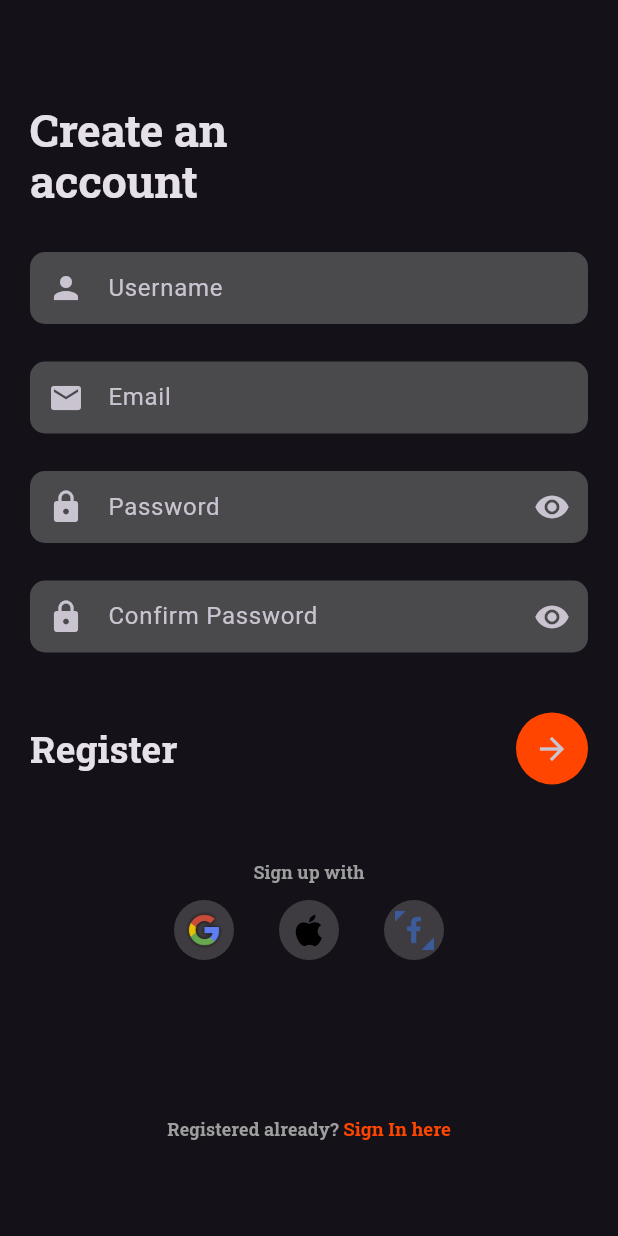
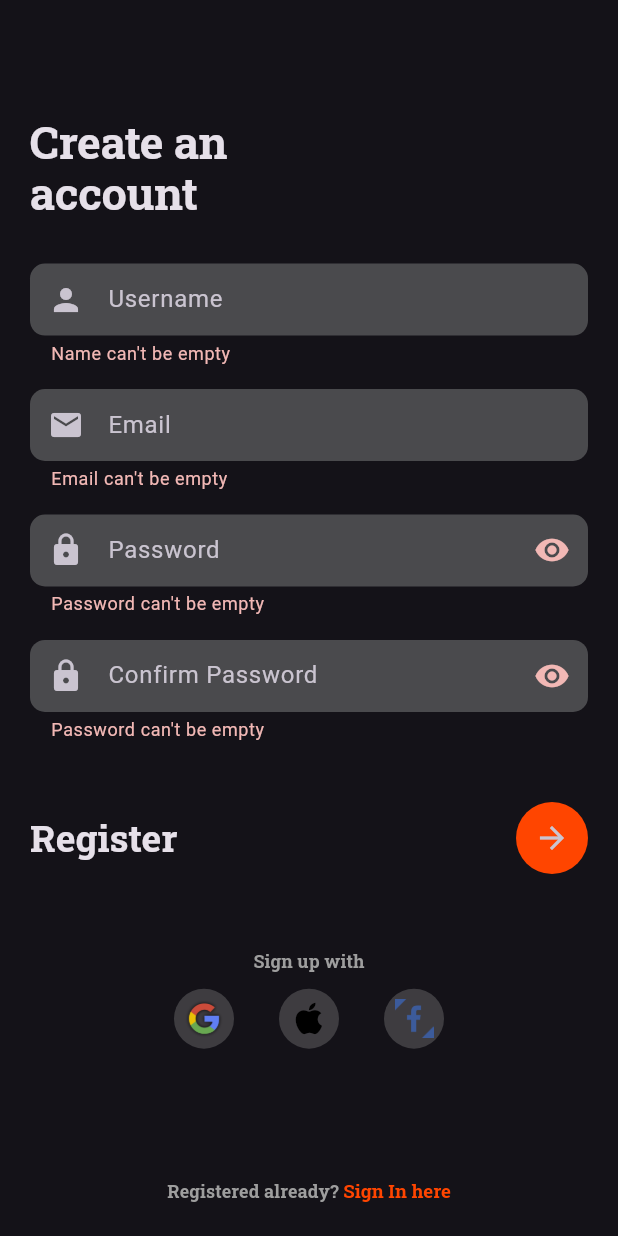
Before and after one commit to DevAdedoyin/weatherapp, a Flutter app: the RegisterScreen screen opened by its route, after a tap on the "arrow forward" icon, on a phone screen of 412 x 824 dp. Run offline on Flutter 3.47's test engine with Material 3 defaults, Android fonts, the phone set to English and light mode, and no system bars; our stand-ins replace email_validator, firebase_auth, firebase_core, flutter_dotenv, flutter_riverpod, font_awesome_flutter and 4 more; missing offline and left inert: flutter_login_facebook; accounts and stored records are empty.

Commit message:
Register function done

```diff
--- a/lib/src/features/authentication/presentation/register.dart
+++ b/lib/src/features/authentication/presentation/register.dart
@@ -24,12 +24,12 @@ class RegisterScreen extends StatelessWidget {
           child: Padding(
             padding: const EdgeInsets.all(20.0),
             child: SizedBox(
-              height: size.height * 0.9,
+              height: size.height * 0.95,
               child: Column(
                   crossAxisAlignment: CrossAxisAlignment.start,
                   mainAxisAlignment: MainAxisAlignment.start,
                   children: [
-                    verticalGap(50.0),
+                    verticalGap(size.height * 0.07),
                     Text(
                       "Create an",
                       style: textTheme.displayLarge,
@@ -40,7 +40,7 @@ class RegisterScreen extends StatelessWidget {
                     ),
                     verticalGap(30),
                     const RegisterForm(),
-                    verticalGap(50),
+                    verticalGap(size.height * 0.06),
                     SizedBox(
                       width: double.maxFinite,
                       child: Text(
--- a/lib/src/features/authentication/presentation/register_form.dart
+++ b/lib/src/features/authentication/presentation/register_form.dart
@@ -1,7 +1,9 @@
 import 'package:email_validator/email_validator.dart';
+import "package:firebase_auth/firebase_auth.dart";
 import "package:flutter/material.dart";
 import "package:weatherapp/src/common/gaps/sized_box.dart";
 import "package:weatherapp/src/constants/app_colors.dart";
+import "package:weatherapp/src/features/authentication/data/datasources/auth_datasource.dart";
 import "package:weatherapp/src/themes/custom_themes.dart";
 import "package:flutter_riverpod/flutter_riverpod.dart";
 import "package:google_fonts/google_fonts.dart";
@@ -24,7 +26,7 @@ class _RegisterFormState extends ConsumerState<RegisterForm> {
 
   @override
   Widget build(BuildContext context) {
-    // Size size = MediaQuery.of(context).size;
+    Size size = MediaQuery.of(context).size;
     final isPasswordVisible = ref.watch(iconButtonProvider);
     final isConfirmPasswordVisible = ref.watch(iconButtonProviderCP);
     TextTheme textTheme = Theme.of(context).textTheme;
@@ -46,7 +48,7 @@ class _RegisterFormState extends ConsumerState<RegisterForm> {
                     'Username', const Icon(Icons.person)),
               ),
             ),
-            verticalGap(25),
+            verticalGap(size.height * 0.019),
             SizedBox(
               child: TextFormField(
                 style: GoogleFonts.roboto(
@@ -60,7 +62,7 @@ class _RegisterFormState extends ConsumerState<RegisterForm> {
                     darkThemeInputDecoration('Email', const Icon(Icons.email)),
               ),
             ),
-            verticalGap(25),
+            verticalGap(size.height * 0.019),
             SizedBox(
               child: TextFormField(
                 style: GoogleFonts.roboto(
@@ -89,7 +91,7 @@ class _RegisterFormState extends ConsumerState<RegisterForm> {
                 ),
               ),
             ),
-            verticalGap(25),
+            verticalGap(size.height * 0.019),
             SizedBox(
               child: TextFormField(
                 style: GoogleFonts.roboto(
@@ -98,13 +100,9 @@ class _RegisterFormState extends ConsumerState<RegisterForm> {
                 textInputAction: TextInputAction.done,
                 obscureText: isConfirmPasswordVisible ? false : true,
                 autofocus: false,
-                validator: (email) {
-                  if (EmailValidator.validate(email!)) {
-                    return null;
-                  } else {
-                    return 'Please enter a valid email address';
-                  }
-                },
+                validator: (password) => Validator.validateConfirmPassword(
+                    password: password,
+                    confirmPassword: _confirmPasswordController.text),
                 decoration: darkThemeInputDecoration(
                   'Confirm Password',
                   const Icon(Icons.lock),
@@ -139,7 +137,16 @@ class _RegisterFormState extends ConsumerState<RegisterForm> {
                       color: AppColors.accentColor,
                     ),
                     child: IconButton(
-                        onPressed: () {},
+                        onPressed: () async {
+                          if (_formKey.currentState!.validate()) {
+                            User? user =
+                                await FireAuth.registerUsingEmailPassword(
+                              name: _usernameController.text,
+                              email: _emailController.text,
+                              password: _passwordController.text,
+                            );
+                          }
+                        },
                         icon: const Icon(Icons.arrow_forward)),
                   )
                 ],
--- a/lib/src/utils/auth_validators.dart
+++ b/lib/src/utils/auth_validators.dart
@@ -38,4 +38,20 @@ class Validator {
 
     return null;
   }
+
+  static String? validateConfirmPassword(
+      {required String? password, required String? confirmPassword}) {
+    if (password == null) {
+      return null;
+    }
+    if (password != confirmPassword) {
+      return "Password does not match";
+    } else if (password.isEmpty) {
+      return 'Password can\'t be empty';
+    } else if (password.length < 6) {
+      return 'Enter a password with length at least 6';
+    }
+
+    return null;
+  }
 }
--- a/pubspec.yaml
+++ b/pubspec.yaml
@@ -51,6 +51,7 @@ dependencies:
   email_validator: ^2.1.17
   font_awesome_flutter: ^10.7.0
   firebase_core: ^2.25.4
+  rflutter_alert: ^2.0.7
 
 dev_dependencies:
   flutter_test:
```
Also changed, not shown: pubspec.lock.
